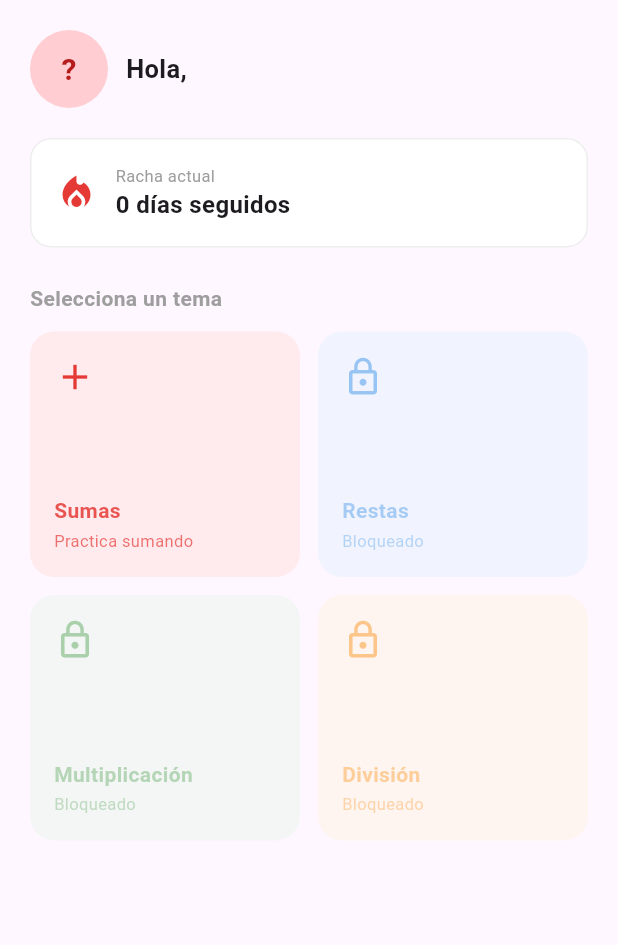
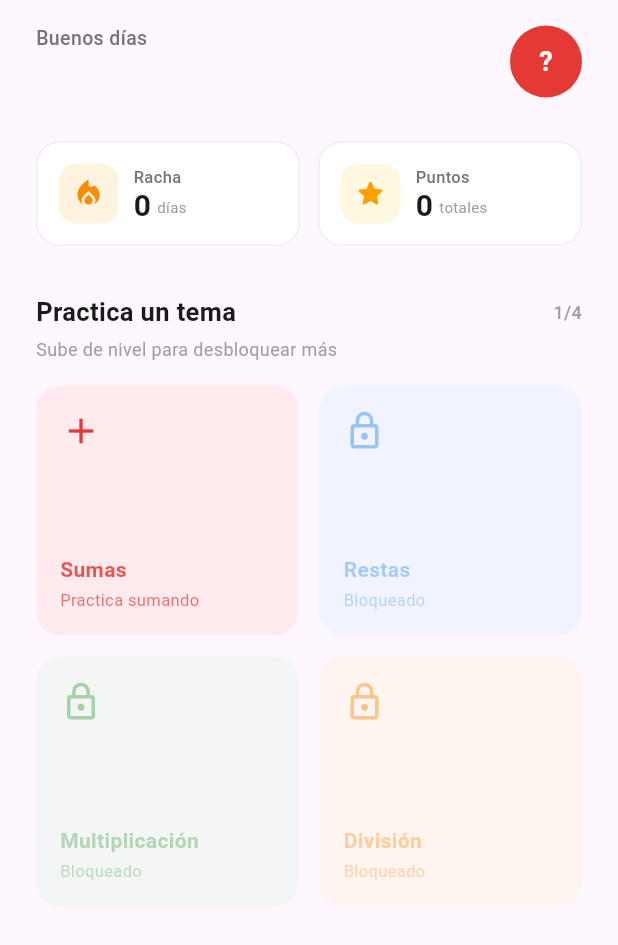
Before and after one commit to Meliodas4129/matetec, a Flutter app: the _Inicio widget shown alone on an empty page, opened directly with empty values, on a phone screen of 412 x 824 dp. Shown: the top 945 px of the screen. Run offline on Flutter 3.47's test engine with Material 3 defaults, Android fonts, the phone set to English and light mode, and no system bars; our stand-ins replace cloud_firestore, firebase_auth, firebase_core, google_sign_in; accounts and stored records are empty.

Commit message:
corregui diseño

```diff
--- a/lib/screens/home_inicio.dart
+++ b/lib/screens/home_inicio.dart
@@ -41,34 +41,13 @@ class _HomeScreenState extends State<HomeScreen> {
 
   @override
   Widget build(BuildContext context) {
-    return WillPopScope(
-      onWillPop: () async => false,
+    return PopScope(
+      canPop: false,
       child: Scaffold(
-        backgroundColor: const Color(0xFFF5F5F5),
-        appBar: AppBar(
-          backgroundColor: rojo,
-          elevation: 0,
-          automaticallyImplyLeading: false,
-          title: const Text(
-            'MateTec',
-            style: TextStyle(
-              color: Colors.white,
-              fontSize: 20,
-              fontWeight: FontWeight.w600,
-              letterSpacing: 0.3,
-            ),
-          ),
-          actions: [
-            IconButton(
-              icon: const Icon(
-                Icons.notifications_outlined,
-                color: Colors.white,
-              ),
-              onPressed: () {},
-            ),
-          ],
-        ),
-        body: StreamBuilder<DocumentSnapshot>(
+        backgroundColor: const Color(0xFFFAFAFA),
+        body: SafeArea(
+          bottom: false,
+          child: StreamBuilder<DocumentSnapshot>(
             stream: FirebaseFirestore.instance
                 .collection('users')
                 .doc(_user.uid)
@@ -88,7 +67,8 @@ class _HomeScreenState extends State<HomeScreen> {
               final int intentos = data["intentos"] ?? 1;
               final int racha = data["racha"] ?? 0;
               final int puntos = data["puntos"] ?? 0;
-            final double progreso = intentos > 0 ? aciertos / intentos : 0.0;
+              final double progreso =
+                  intentos > 0 ? aciertos / intentos : 0.0;
 
               // 📚 Sub-mapa con progreso por tema (puede no existir en usuarios viejos)
               final Map<String, dynamic> temas =
@@ -100,6 +80,7 @@ class _HomeScreenState extends State<HomeScreen> {
                   grado: grado,
                   gradoNum: gradoNum,
                   racha: racha,
+                  puntos: puntos,
                 ),
                 _Progreso(
                   aciertos: aciertos,
@@ -122,23 +103,38 @@ class _HomeScreenState extends State<HomeScreen> {
               return IndexedStack(index: _currentIndex, children: screens);
             },
           ),
-        bottomNavigationBar: BottomNavigationBar(
+        ),
+        bottomNavigationBar: Container(
+          decoration: BoxDecoration(
+            color: Colors.white,
+            boxShadow: [
+              BoxShadow(
+                color: Colors.black.withValues(alpha: 0.05),
+                blurRadius: 12,
+                offset: const Offset(0, -2),
+              ),
+            ],
+          ),
+          child: SafeArea(
+            top: false,
+            child: BottomNavigationBar(
               currentIndex: _currentIndex,
+              backgroundColor: Colors.white,
               selectedItemColor: rojo,
-          unselectedItemColor: Colors.grey.shade500,
+              unselectedItemColor: Colors.grey.shade400,
               selectedLabelStyle: const TextStyle(
                 fontSize: 11,
                 fontWeight: FontWeight.w600,
               ),
               unselectedLabelStyle: const TextStyle(fontSize: 11),
               type: BottomNavigationBarType.fixed,
-          elevation: 8,
+              elevation: 0,
               onTap: (i) => setState(() => _currentIndex = i),
               items: const [
                 BottomNavigationBarItem(
-              icon: Icon(Icons.calculate_outlined),
-              activeIcon: Icon(Icons.calculate),
-              label: 'Matemáticas',
+                  icon: Icon(Icons.home_outlined),
+                  activeIcon: Icon(Icons.home),
+                  label: 'Inicio',
                 ),
                 BottomNavigationBarItem(
                   icon: Icon(Icons.bar_chart_outlined),
@@ -158,6 +154,8 @@ class _HomeScreenState extends State<HomeScreen> {
               ],
             ),
           ),
+        ),
+      ),
     );
   }
 }
@@ -170,12 +168,14 @@ class _Inicio extends StatelessWidget {
   final String grado;
   final int gradoNum;
   final int racha;
+  final int puntos;
 
   const _Inicio({
     required this.nombre,
     required this.grado,
     required this.gradoNum,
     required this.racha,
+    required this.puntos,
   });
 
   List<_Tema> get _temas => [
@@ -217,49 +217,54 @@ class _Inicio extends StatelessWidget {
     ),
   ];
 
+  String _saludo() {
+    final hora = DateTime.now().hour;
+    if (hora < 12) return 'Buenos días';
+    if (hora < 19) return 'Buenas tardes';
+    return 'Buenas noches';
+  }
+
   @override
   Widget build(BuildContext context) {
     return SingleChildScrollView(
-      padding: const EdgeInsets.all(20),
+      padding: const EdgeInsets.fromLTRB(24, 16, 24, 30),
       child: Column(
         crossAxisAlignment: CrossAxisAlignment.start,
         children: [
+          // ── Header limpio ─────────────────────────────────────────────
           Row(
             children: [
-              CircleAvatar(
-                radius: 26,
-                backgroundColor: const Color(0xFFFFCDD2),
-                child: Text(
-                  nombre.isNotEmpty
-                      ? nombre.substring(0, 1).toUpperCase()
-                      : '?',
-                  style: const TextStyle(
-                    fontSize: 20,
-                    fontWeight: FontWeight.w600,
-                    color: Color(0xFFB71C1C),
-                  ),
-                ),
-              ),
-              const SizedBox(width: 12),
-              Column(
+              Expanded(
+                child: Column(
                   crossAxisAlignment: CrossAxisAlignment.start,
                   children: [
                     Text(
-                    'Hola, $nombre',
-                    style: const TextStyle(
-                      fontSize: 17,
-                      fontWeight: FontWeight.w600,
+                      _saludo(),
+                      style: TextStyle(
+                        fontSize: 13,
+                        color: Colors.grey.shade600,
+                        fontWeight: FontWeight.w500,
                       ),
                     ),
-                  if (grado.isNotEmpty)
+                    const SizedBox(height: 2),
+                    Text(
+                      nombre,
+                      style: const TextStyle(
+                        fontSize: 26,
+                        fontWeight: FontWeight.w700,
+                        color: Color(0xFF1A1A1A),
+                        height: 1.1,
+                      ),
+                    ),
+                    if (grado.isNotEmpty && grado != 'Pendiente') ...[
+                      const SizedBox(height: 8),
                       Container(
-                      margin: const EdgeInsets.only(top: 4),
                         padding: const EdgeInsets.symmetric(
                           horizontal: 10,
-                        vertical: 3,
+                          vertical: 4,
                         ),
                         decoration: BoxDecoration(
-                        color: const Color(0xFFFFCDD2),
+                          color: const Color(0xFFE53935).withValues(alpha: 0.1),
                           borderRadius: BorderRadius.circular(20),
                         ),
                         child: Text(
@@ -267,7 +272,179 @@ class _Inicio extends StatelessWidget {
                           style: const TextStyle(
                             fontSize: 11,
                             fontWeight: FontWeight.w600,
-                          color: Color(0xFFB71C1C),
+                            color: Color(0xFFE53935),
+                          ),
+                        ),
+                      ),
+                    ],
+                  ],
+                ),
+              ),
+              CircleAvatar(
+                radius: 24,
+                backgroundColor: const Color(0xFFE53935),
+                child: Text(
+                  nombre.isNotEmpty
+                      ? nombre.substring(0, 1).toUpperCase()
+                      : '?',
+                  style: const TextStyle(
+                    fontSize: 18,
+                    fontWeight: FontWeight.w700,
+                    color: Colors.white,
+                  ),
+                ),
+              ),
+            ],
+          ),
+
+          const SizedBox(height: 28),
+
+          // ── Stats horizontales (racha + puntos) ───────────────────────
+          Row(
+            children: [
+              Expanded(
+                child: _StatPill(
+                  icon: Icons.local_fire_department,
+                  iconColor: const Color(0xFFFB8C00),
+                  iconBg: const Color(0xFFFFF3E0),
+                  label: 'Racha',
+                  valor: '$racha',
+                  sub: racha == 1 ? 'día' : 'días',
+                ),
+              ),
+              const SizedBox(width: 12),
+              Expanded(
+                child: _StatPill(
+                  icon: Icons.star_rounded,
+                  iconColor: const Color(0xFFFFA000),
+                  iconBg: const Color(0xFFFFF8E1),
+                  label: 'Puntos',
+                  valor: '$puntos',
+                  sub: 'totales',
+                ),
+              ),
+            ],
+          ),
+
+          const SizedBox(height: 32),
+
+          // ── Sección de temas ──────────────────────────────────────────
+          Row(
+            mainAxisAlignment: MainAxisAlignment.spaceBetween,
+            children: [
+              const Text(
+                'Practica un tema',
+                style: TextStyle(
+                  fontSize: 17,
+                  fontWeight: FontWeight.w700,
+                  color: Color(0xFF1A1A1A),
+                ),
+              ),
+              Text(
+                '${_temas.where((t) => t.desbloqueado).length}/${_temas.length}',
+                style: TextStyle(
+                  fontSize: 12,
+                  fontWeight: FontWeight.w500,
+                  color: Colors.grey.shade500,
+                ),
+              ),
+            ],
+          ),
+          const SizedBox(height: 4),
+          Text(
+            'Sube de nivel para desbloquear más',
+            style: TextStyle(fontSize: 12, color: Colors.grey.shade500),
+          ),
+          const SizedBox(height: 16),
+          GridView.builder(
+            shrinkWrap: true,
+            physics: const NeverScrollableScrollPhysics(),
+            gridDelegate: const SliverGridDelegateWithFixedCrossAxisCount(
+              crossAxisCount: 2,
+              crossAxisSpacing: 14,
+              mainAxisSpacing: 14,
+              childAspectRatio: 1.05,
+            ),
+            itemCount: _temas.length,
+            itemBuilder: (_, i) =>
+                _TemaCard(tema: _temas[i], gradoNum: gradoNum),
+          ),
+        ],
+      ),
+    );
+  }
+}
+
+class _StatPill extends StatelessWidget {
+  final IconData icon;
+  final Color iconColor;
+  final Color iconBg;
+  final String label;
+  final String valor;
+  final String sub;
+
+  const _StatPill({
+    required this.icon,
+    required this.iconColor,
+    required this.iconBg,
+    required this.label,
+    required this.valor,
+    required this.sub,
+  });
+
+  @override
+  Widget build(BuildContext context) {
+    return Container(
+      padding: const EdgeInsets.all(14),
+      decoration: BoxDecoration(
+        color: Colors.white,
+        borderRadius: BorderRadius.circular(16),
+        border: Border.all(color: Colors.grey.shade200),
+      ),
+      child: Row(
+        children: [
+          Container(
+            width: 40,
+            height: 40,
+            decoration: BoxDecoration(
+              color: iconBg,
+              borderRadius: BorderRadius.circular(12),
+            ),
+            child: Icon(icon, color: iconColor, size: 22),
+          ),
+          const SizedBox(width: 10),
+          Expanded(
+            child: Column(
+              crossAxisAlignment: CrossAxisAlignment.start,
+              children: [
+                Text(
+                  label,
+                  style: TextStyle(
+                    fontSize: 11,
+                    color: Colors.grey.shade600,
+                    fontWeight: FontWeight.w500,
+                  ),
+                ),
+                Row(
+                  crossAxisAlignment: CrossAxisAlignment.end,
+                  children: [
+                    Text(
+                      valor,
+                      style: const TextStyle(
+                        fontSize: 20,
+                        fontWeight: FontWeight.w700,
+                        color: Color(0xFF1A1A1A),
+                        height: 1.1,
+                      ),
+                    ),
+                    const SizedBox(width: 4),
+                    Padding(
+                      padding: const EdgeInsets.only(bottom: 3),
+                      child: Text(
+                        sub,
+                        style: TextStyle(
+                          fontSize: 10,
+                          color: Colors.grey.shade500,
                         ),
                       ),
                     ),
@@ -275,65 +452,7 @@ class _Inicio extends StatelessWidget {
                 ),
               ],
             ),
-          const SizedBox(height: 20),
-          Container(
-            padding: const EdgeInsets.all(16),
-            decoration: BoxDecoration(
-              color: Colors.white,
-              borderRadius: BorderRadius.circular(14),
-              border: Border.all(color: Colors.grey.shade200),
           ),
-            child: Row(
-              children: [
-                const Icon(
-                  Icons.local_fire_department,
-                  color: Color(0xFFE53935),
-                  size: 28,
-                ),
-                const SizedBox(width: 12),
-                Column(
-                  crossAxisAlignment: CrossAxisAlignment.start,
-                  children: [
-                    const Text(
-                      'Racha actual',
-                      style: TextStyle(fontSize: 11, color: Colors.grey),
-                    ),
-                    Text(
-                      '$racha ${racha == 1 ? 'día' : 'días'} seguidos',
-                      style: const TextStyle(
-                        fontSize: 16,
-                        fontWeight: FontWeight.w600,
-                      ),
-                    ),
-                  ],
-                ),
-              ],
-            ),
-          ),
-          const SizedBox(height: 24),
-          const Text(
-            'Selecciona un tema',
-            style: TextStyle(
-              fontSize: 14,
-              fontWeight: FontWeight.w600,
-              color: Colors.grey,
-            ),
-          ),
-          const SizedBox(height: 12),
-          GridView.builder(
-            shrinkWrap: true,
-            physics: const NeverScrollableScrollPhysics(),
-            gridDelegate: const SliverGridDelegateWithFixedCrossAxisCount(
-              crossAxisCount: 2,
-              crossAxisSpacing: 12,
-              mainAxisSpacing: 12,
-              childAspectRatio: 1.1,
-            ),
-            itemCount: _temas.length,
-            itemBuilder: (_, i) =>
-                _TemaCard(tema: _temas[i], gradoNum: gradoNum),
-          ),
-          const SizedBox(height: 20),
         ],
       ),
     );
```
Lines whose indentation alone changed are shown as unchanged.
